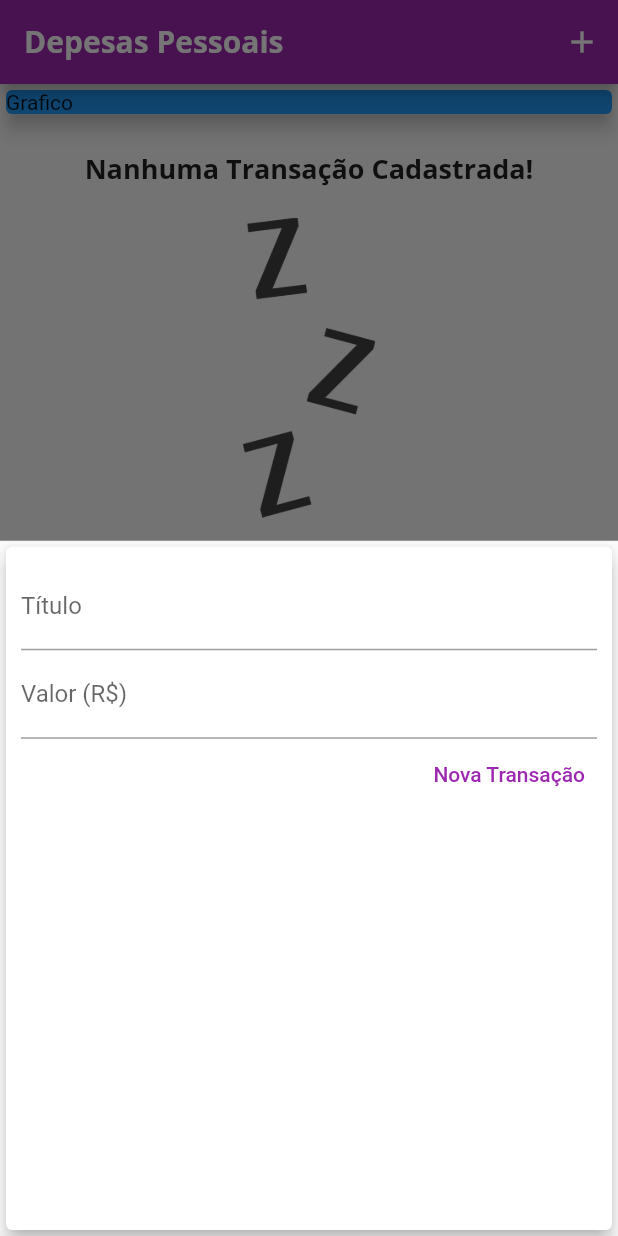
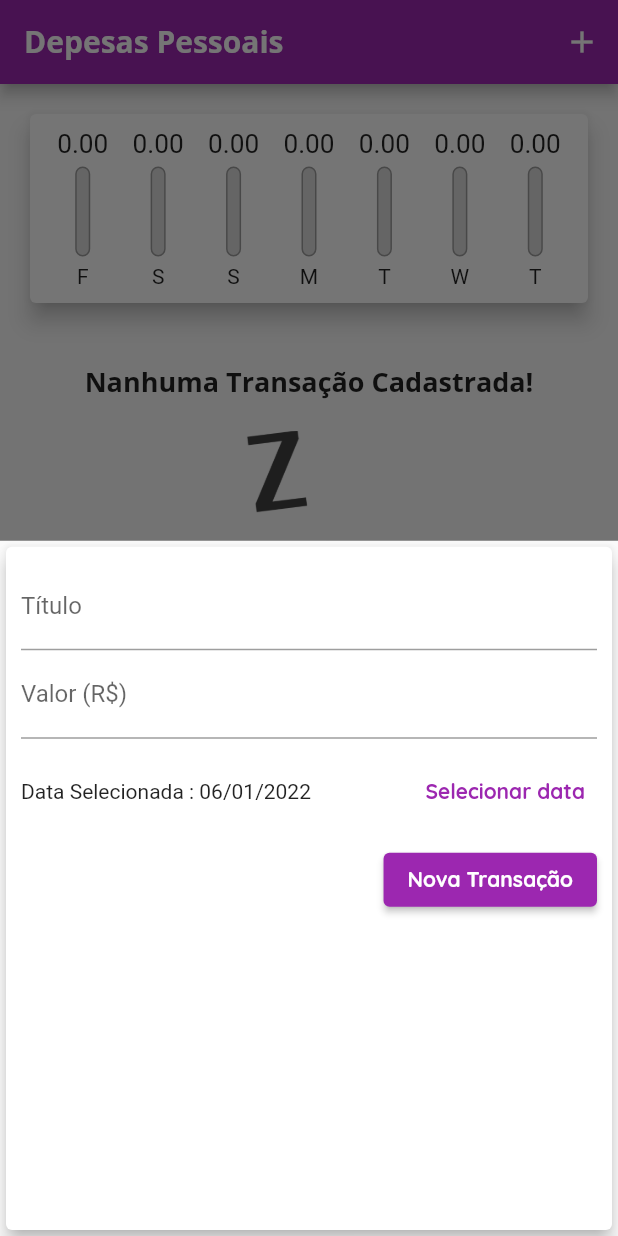
Before and after one commit to ademir2011/app02expenses, a Flutter app: the screen it shows after launch, after a tap on the "add" icon, on a phone screen of 412 x 824 dp. Run offline on Flutter 3.47's test engine with Material 2 defaults, Android fonts, the phone set to English and light mode, and no system bars.

Commit message:
conclusão gráfico

```diff
--- a/lib/components/chart.dart
+++ b/lib/components/chart.dart
@@ -1,3 +1,4 @@
+import 'package:app02expenses/components/chart_bar.dart';
 import 'package:app02expenses/models/transaction.dart';
 import 'package:flutter/material.dart';
 import 'package:intl/intl.dart';
@@ -27,8 +28,14 @@ class Chart extends StatelessWidget {
 
       return {
         'day': DateFormat.E().format(weekDay)[0],
-        'value': 9.99,
+        'value': totalSum,
       };
+    }).reversed.toList();
+  }
+
+  double get _weekTotalValue {
+    return groupedTransactions.fold(0.0, (sum, tr) {
+      return sum + (tr['value'] as double);
     });
   }
 
@@ -37,8 +44,21 @@ class Chart extends StatelessWidget {
     return Card(
       elevation: 6,
       margin: EdgeInsets.all(20),
-      child: Row(
-        children: [],
+      child: Padding(
+        padding: const EdgeInsets.all(10),
+        child: Row(
+          mainAxisAlignment: MainAxisAlignment.spaceAround,
+          children: groupedTransactions.map((tr) {
+            return Flexible(
+              fit: FlexFit.tight,
+              child: ChartBar(
+                label: tr['day'].toString(),
+                value: tr['value'] as double,
+                percentage: _weekTotalValue == 0 ? 0 : (tr['value'] as double) / _weekTotalValue,
+              ),
+            );
+          }).toList(),
+        ),
       ),
     );
   }
--- /dev/null
+++ b/lib/components/chart_bar.dart
@@ -0,0 +1,54 @@
+import 'package:flutter/material.dart';
+
+class ChartBar extends StatelessWidget {
+  final String label;
+  final double value;
+  final double percentage;
+
+  const ChartBar({required this.label, required this.value, required this.percentage, Key? key}) : super(key: key);
+
+  @override
+  Widget build(BuildContext context) {
+    return Column(
+      children: [
+        Container(
+          height: 20,
+          child: FittedBox(
+            child: Text('${value.toStringAsFixed(2)}'),
+          ),
+        ),
+        SizedBox(height: 5),
+        Container(
+          height: 60,
+          width: 10,
+          child: Stack(
+            alignment: Alignment.bottomCenter,
+            children: [
+              Container(
+                decoration: BoxDecoration(
+                  border: Border.all(
+                    color: Colors.grey,
+                    width: 1.0,
+                  ),
+                  color: const Color.fromRGBO(220, 220, 220, 1),
+                  borderRadius: BorderRadius.circular(5),
+                ),
+              ),
+              FractionallySizedBox(
+                heightFactor: percentage,
+                child: Container(
+                  decoration: BoxDecoration(
+                    color: Theme.of(context).primaryColor,
+                    borderRadius: BorderRadius.circular(5),
+                  ),
+                ),
+              ),
+            ],
+          ),
+        ),
+        SizedBox(height: 5),
+        Text(label),
+      ],
+    );
+  }
+}
--- a/lib/components/transaction_form.dart
+++ b/lib/components/transaction_form.dart
@@ -1,7 +1,8 @@
 import 'package:flutter/material.dart';
+import 'package:intl/intl.dart';
 
 class TransactionForm extends StatefulWidget {
-  final void Function(String, double) onSubmit;
+  final void Function(String, double, DateTime) onSubmit;
 
   TransactionForm(this.onSubmit, {Key? key}) : super(key: key);
 
@@ -10,17 +11,34 @@ class TransactionForm extends StatefulWidget {
 }
 
 class _TransactionFormState extends State<TransactionForm> {
-  final titleController = TextEditingController();
-
-  final valueController = TextEditingController();
+  final _titleController = TextEditingController();
+  final _valueController = TextEditingController();
+  DateTime _selectedDate = DateTime.now();
 
   _submitForm() {
-    final title = titleController.text;
-    final value = double.tryParse(valueController.text) ?? 0.0;
-    if (title.isEmpty || value <= 0) {
+    final title = _titleController.text;
+    final value = double.tryParse(_valueController.text) ?? 0.0;
+    if (title.isEmpty || value <= 0 || _selectedDate == null) {
       return;
     }
-    widget.onSubmit(title, value);
+    widget.onSubmit(title, value, _selectedDate);
+  }
+
+  _showDatePicker() {
+    showDatePicker(
+      context: context,
+      initialDate: DateTime.now(),
+      firstDate: DateTime(2021),
+      lastDate: DateTime.now(),
+    ).then((pickedDate) {
+      if (pickedDate == null) {
+        return;
+      }
+
+      setState(() {
+        _selectedDate = pickedDate;
+      });
+    });
   }
 
   @override
@@ -34,22 +52,46 @@ class _TransactionFormState extends State<TransactionForm> {
             TextField(
               decoration: InputDecoration(labelText: 'Título'),
               onSubmitted: (_) => _submitForm(),
-              controller: titleController,
+              controller: _titleController,
             ),
             TextField(
               decoration: InputDecoration(labelText: 'Valor (R\$)'),
-              controller: valueController,
+              controller: _valueController,
               keyboardType: TextInputType.numberWithOptions(decimal: true),
               onSubmitted: (_) => _submitForm(),
+            ),
+            Container(
+              height: 70,
+              child: Row(
+                children: [
+                  Expanded(
+                    child: Text(
+                      _selectedDate == null
+                          ? 'Nenhuma data Selecionada!'
+                          : 'Data Selecionada : ${DateFormat('dd/MM/y').format(_selectedDate)}',
+                    ),
+                  ),
+                  TextButton(
+                    onPressed: _showDatePicker,
+                    child: Text(
+                      'Selecionar data',
+                      style: TextStyle(color: Theme.of(context).primaryColor, fontWeight: FontWeight.bold),
+                    ),
+                  )
+                ],
+              ),
             ),
             Row(
               mainAxisAlignment: MainAxisAlignment.end,
               children: [
-                TextButton(
+                ElevatedButton(
                   onPressed: _submitForm,
-                  child: Text('Nova Transação'),
+                  child: Text(
+                    'Nova Transação',
+                    style: Theme.of(context).textTheme.button,
+                  ),
                   style: TextButton.styleFrom(
-                    primary: Colors.purple,
+                    primary: Theme.of(context).primaryColor,
                   ),
                 ),
               ],
--- a/lib/main.dart
+++ b/lib/main.dart
@@ -1,5 +1,6 @@
 import 'dart:math';
 
+import 'package:app02expenses/components/chart.dart';
 import 'package:app02expenses/components/transaction_form.dart';
 import 'package:app02expenses/components/transaction_list.dart';
 import 'package:app02expenses/models/transaction.dart';
@@ -22,6 +23,10 @@ class ExpensesApp extends StatelessWidget {
               headline6: TextStyle(
                 fontFamily: 'OpenSans',
                 fontSize: 18,
+                fontWeight: FontWeight.bold,
+              ),
+              button: TextStyle(
+                color: Colors.white,
                 fontWeight: FontWeight.bold,
               ),
             ),
@@ -47,27 +52,22 @@ class MyHomePage extends StatefulWidget {
 }
 
 class _MyHomePageState extends State<MyHomePage> {
-  final List<Transaction> _transactions = [
-    // Transaction(
-    //   id: 't1',
-    //   title: 'Novo Tênis de Corrida',
-    //   value: 312.12,
-    //   date: DateTime.now(),
-    // ),
-    // Transaction(
-    //   id: 't2',
-    //   title: 'Conta de Luz',
-    //   value: 212.2,
-    //   date: DateTime.now(),
-    // ),
-  ];
+  final List<Transaction> _transactions = [];
 
-  _addTransaction(String title, double value) {
+  List<Transaction> get _recentTransaction {
+    return _transactions.where((tr) {
+      return tr.date.isAfter(DateTime.now().subtract(
+        const Duration(days: 7),
+      ));
+    }).toList();
+  }
+
+  _addTransaction(String title, double value, DateTime date) {
     final newTransaction = Transaction(
       id: Random().nextDouble().toString(),
       title: title,
       value: value,
-      date: DateTime.now(),
+      date: date,
     );
 
     setState(() {
@@ -75,6 +75,12 @@ class _MyHomePageState extends State<MyHomePage> {
     });
 
     Navigator.of(context).pop();
+  }
+
+  _removeTransaction(String id) {
+    setState(() {
+      _transactions.removeWhere((tr) => tr.id == id);
+    });
   }
 
   _openTransactionFormModal(BuildContext context) {
@@ -97,14 +103,8 @@ class _MyHomePageState extends State<MyHomePage> {
         child: Column(
           crossAxisAlignment: CrossAxisAlignment.stretch,
           children: [
-            Container(
-              child: const Card(
-                color: Colors.blue,
-                child: Text('Grafico'),
-                elevation: 5,
-              ),
-            ),
-            TransactionList(_transactions),
+            Chart(_recentTransaction),
+            TransactionList(_transactions, _removeTransaction),
           ],
         ),
       ),
```
Also changed, not shown: lib/components/transaction_list.dart (+19 -34 lines).
